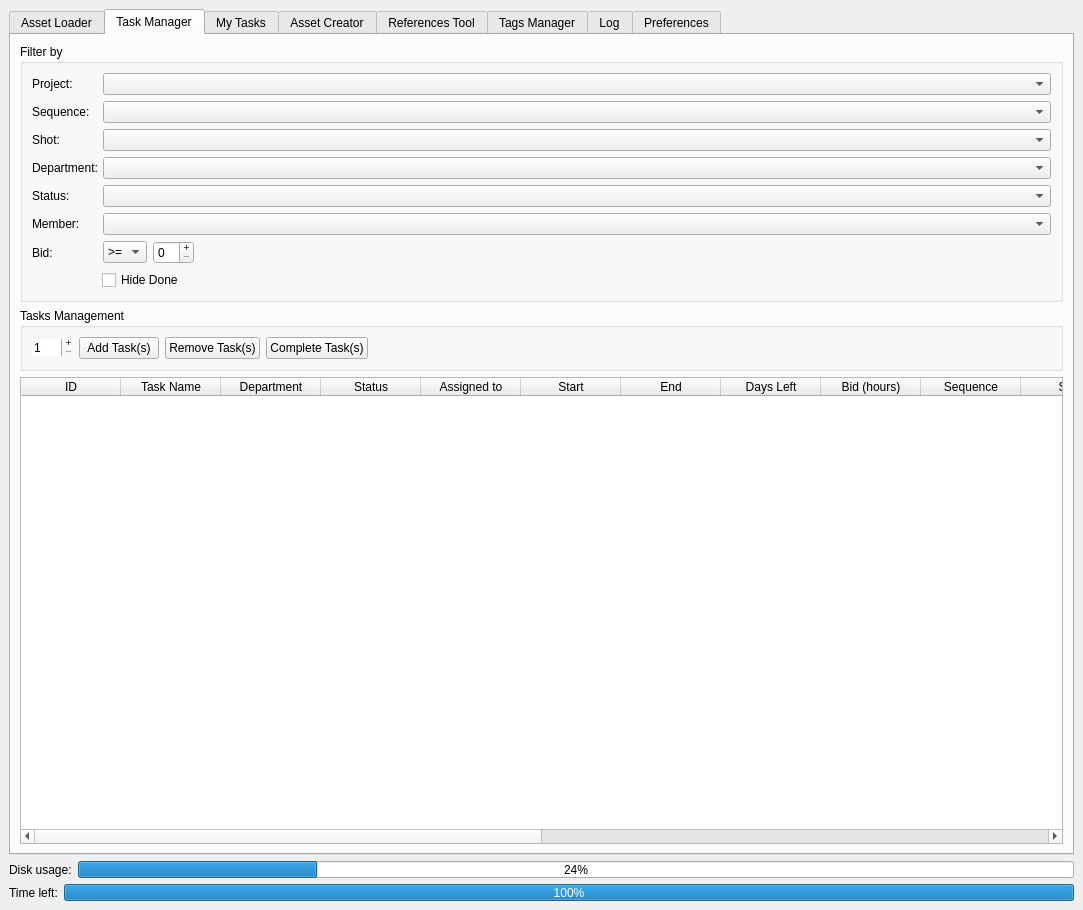
Old version of the form media/main_window.ui in the repository all-in-one-of/project_manager.
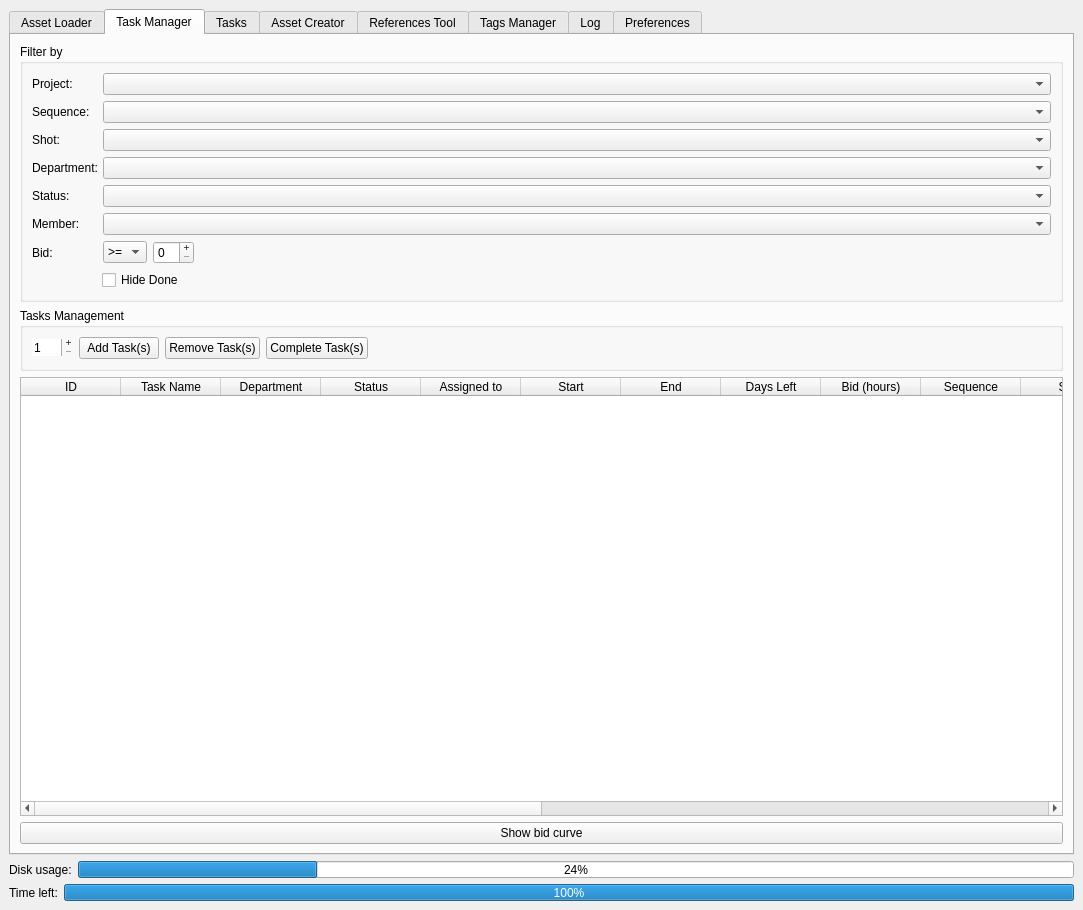
New version of the form. The open tabs and pages were chosen to show the change.

Commit message: Add video support for youtube and vimeo in reference tool. Start work on tasks comment system

Patch:
```diff
--- a/media/main_window.ui
+++ b/media/main_window.ui
@@ -1656,11 +1656,18 @@
             </layout>
            </widget>
           </item>
+          <item>
+           <widget class="QPushButton" name="tmShowBidCurveBtn">
+            <property name="text">
+             <string>Show bid curve</string>
+            </property>
+           </widget>
+          </item>
          </layout>
         </widget>
         <widget class="QWidget" name="myTasksTab">
          <attribute name="title">
-          <string>My Tasks</string>
+          <string>Tasks</string>
          </attribute>
          <layout class="QVBoxLayout" name="verticalLayout_29">
           <item>
```
Left out of the diff: 16 changed lines with no effect on the pictures. The commit also changes 12 other files.
